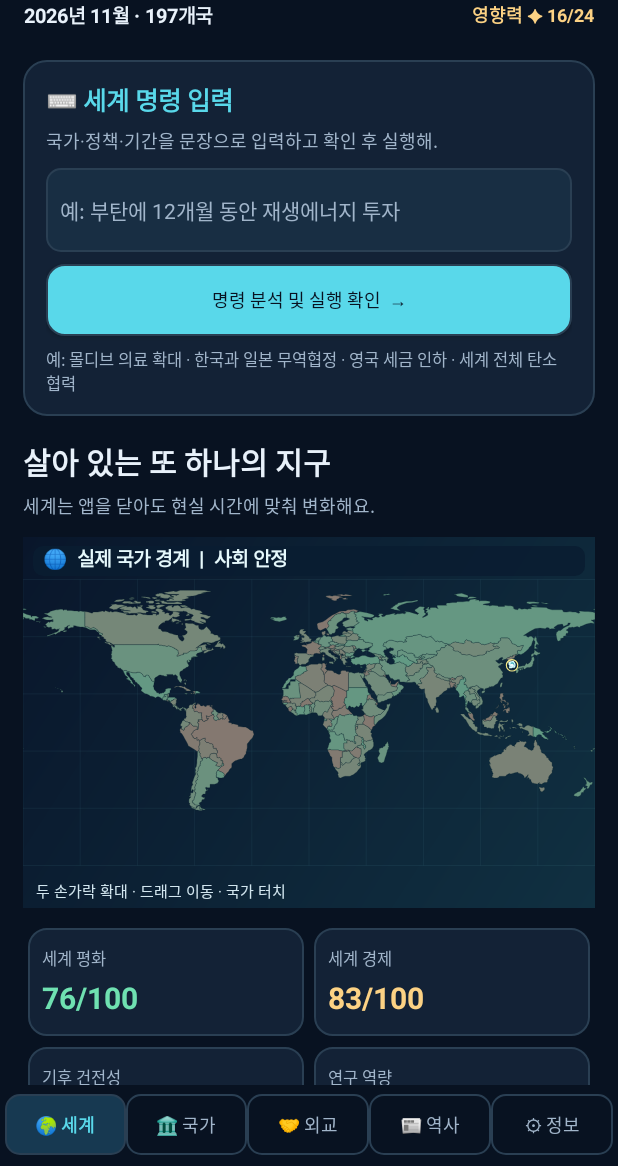
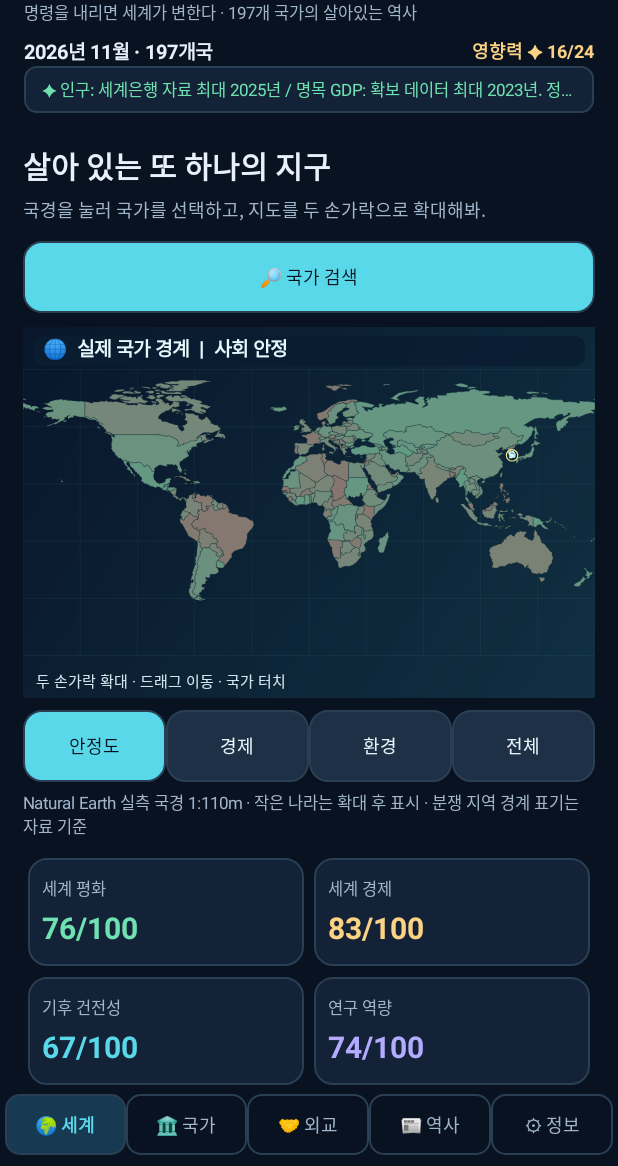
Before and after one commit to ddogy1212/myworld, an Android app: the screen it shows after launch (MainActivity), on a phone screen of 412 x 824 dp, the part 70-1236 px from its top. Run offline under Robolectric (Android 15) with nearby library versions, the phone set to English and light mode, and no system bars; 3 statements that could not run were skipped.

Commit message:
Game-like dashboard: world map first, country search, map filters, live ticker, visible latest impacts and discoverable guidance

```diff
--- a/app/src/main/java/com/myworld/sim/MainActivity.java
+++ b/app/src/main/java/com/myworld/sim/MainActivity.java
@@ -63,6 +63,9 @@ public final class MainActivity extends Activity {
         getWindow().setNavigationBarColor(BG);
         WorldJob.schedule(this);
         render();
+        if(!getSharedPreferences("myworld_ui",MODE_PRIVATE).getBoolean("tutorial_seen",false)){
+            new Handler().postDelayed(this::showFirstLaunch,300);
+        }
     }
     @Override protected void onResume(){
         super.onResume();
@@ -135,19 +138,28 @@ public final class MainActivity extends Activity {
         LinearLayout header=vertical();
         header.setPadding(d(16),d(14),d(16),d(12));
         header.addView(label("MYWORLD  🌍",24,CYAN,true));
+        header.addView(label("명령을 내리면 세계가 변한다 · 197개 국가의 살아있는 역사",11,DIM,false));
+        gap(header,7);
         LinearLayout line=horizontal();
         TextView clock=label(world.date()+" · "+world.nations.size()+"개국",13,LIGHT,true);
         line.addView(clock,new LinearLayout.LayoutParams(0,-2,1));
         TextView point=label("영향력 ✦ "+world.influence+"/24",12,YELLOW,true);
         line.addView(point);header.addView(line);
+        if(!world.events.isEmpty()){
+            String latest=world.events.get(0).text;
+            TextView ticker=label("✦ "+(latest.length()>65?latest.substring(0,65)+"…":latest),11,GREEN,false);
+            ticker.setSingleLine(true);
+            ticker.setEllipsize(android.text.TextUtils.TruncateAt.END);
+            ticker.setPadding(d(12),d(7),d(12),d(7));
+            ticker.setBackground(shape(CARD,8));
+            header.addView(ticker);
+        }
         root.addView(header);
         ScrollView scroll=new ScrollView(this);
         scroll.setFillViewport(true);
         root.addView(scroll,new LinearLayout.LayoutParams(-1,0,1));
         LinearLayout content=vertical();content.setPadding(d(15),d(8),d(15),d(20));
         scroll.addView(content);
-        commandConsole(content,world);
-        gap(content,15);
         switch(tab){
             case 0:overview(content,world);break;
             case 1:nation(content,world);break;
@@ -197,10 +209,22 @@ public final class MainActivity extends Activity {
         parent.addView(c);gap(parent,7);
     }
     private void overview(LinearLayout c,WorldState w){
-        section(c,"살아 있는 또 하나의 지구","세계는 앱을 닫아도 현실 시간에 맞춰 변화해요.");
+        section(c,"살아 있는 또 하나의 지구","국경을 눌러 국가를 선택하고, 지도를 두 손가락으로 확대해봐.");
+        LinearLayout tools=horizontal();
+        tools.addView(button("🔎 국가 검색",true,()->chooseNationDialog(false)),new LinearLayout.LayoutParams(0,-2,1));
+        tools.addView(button("🎯 목표 보기",false,()->showHowToPlay()),new LinearLayout.LayoutParams(0,-2,1));
+        c.addView(tools);gap(c,9);
         WorldMapView map=new WorldMapView(this,w);
         map.setOnCountryClick(id->{chooseCountry(id);tab=1;render();});
         c.addView(map,new LinearLayout.LayoutParams(-1,-2));
+        gap(c,8);
+        LinearLayout filters=horizontal();
+        filters.addView(button("안정도",true,()->map.setMetricMode(0)),new LinearLayout.LayoutParams(0,-2,1));
+        filters.addView(button("경제",false,()->map.setMetricMode(1)),new LinearLayout.LayoutParams(0,-2,1));
+        filters.addView(button("환경",false,()->map.setMetricMode(2)),new LinearLayout.LayoutParams(0,-2,1));
+        filters.addView(button("전체",false,map::resetZoom),new LinearLayout.LayoutParams(0,-2,1));
+        c.addView(filters);gap(c,5);
+        c.addView(label("Natural Earth 실측 국경 1:110m · 작은 나라는 확대 후 표시 · 분쟁 지역 경계 표기는 자료 기준",11,DIM,false));
         gap(c,13);
         LinearLayout row=horizontal();
         stat(row,"세계 평화",w.peace+"/100",GREEN);
@@ -217,6 +241,10 @@ public final class MainActivity extends Activity {
         report.addView(countdown);gap(report,4);
         report.addView(label("현실 24시간 = 게임 1개월 · 현재 "+w.date(),12,DIM,false));
         gap(c,16);
+        quests(c,w);
+        gap(c,13);
+        commandConsole(c,w);
+        gap(c,17);
 
         section(c,"문명 현황","정책·교류·시민 행동이 서로 영향을 줘요.");
         LinearLayout box=card(c);
@@ -227,6 +255,12 @@ public final class MainActivity extends Activity {
         info(box,"탄소 압력",w.carbon+"/100");
         gap(c,16);
         section(c,"최근 일어난 일","사람과 정부가 스스로 만든 역사");
+        if(!w.lastImpact.isEmpty()){
+            LinearLayout last=card(c);
+            last.addView(label("✨ 네가 바꾼 세계 · "+w.eventDate(w.lastImpactMonth),15,CYAN,true));
+            gap(last,6);last.addView(label(w.lastImpact,12,LIGHT,false));
+            gap(c,10);
+        }
         for(int i=0;i<Math.min(w.events.size(),6);i++)eventLine(c,w,w.events.get(i));
         gap(c,8);
         c.addView(button("모든 사건·연대기 보기  →",false,()->{tab=3;render();}));
@@ -361,7 +395,11 @@ public final class MainActivity extends Activity {
         info(summary,"재정",one(n.treasury)+" 단위");
         info(summary,"지난달 자율 정책",n.lastPolicy<0?"예산 부족으로 미시행":WorldEngine.POLICIES[n.lastPolicy]);
         info(summary,"시민 만족도",n.satisfaction()+"/100");
+        gap(c,12);
+        summary.addView(button("⚡ 정책을 내 문장으로 직접 명령하기",true,()->commandPrompt(n.id)));
         gap(c,16);
+        commandConsole(c,w);
+        gap(c,14);
 
         section(c,"사회·경제 기반","수치는 게임용 지표(0~100)이며 현실 통계가 아니에요.");
         LinearLayout metrics=card(c);
@@ -437,6 +475,8 @@ public final class MainActivity extends Activity {
         info(s,"국제 협력 조약",w.pacts[source.id][target]>0?"체결":"없음");
         info(s,"지역 분쟁",w.conflicts[source.id][target]>0?"진행 중":"없음");
         gap(c,17);
+        commandConsole(c,w);
+        gap(c,13);
         section(c,"국제 행동","경제 협력·문화 교류·평화 중재로 관계를 바꿔요.");
         for(int i=0;i<WorldEngine.DIPLOMACY.length;i++){
             final int action=i;
@@ -515,7 +555,7 @@ public final class MainActivity extends Activity {
         widgets.addView(label("위젯을 터치하면 현재 세계가 열립니다.",12,DIM,false));
         gap(c,18);
         section(c,"주의 사항","실제 역사·현재 국제관계에 대한 예측이 아니에요.");
-        c.addView(label("지도는 게임 전용 도식이고 실제 국경을 정확히 표현하지 않습니다. 국가별 초기 능력치와 경제·사회 반응은 재미를 위한 허구의 변수입니다. 분쟁도 인구·외교·경제 영향 중심으로만 묘사합니다.",13,DIM,false));
+        c.addView(label("지도는 공공영역 Natural Earth 1:110m 국가 경계 데이터입니다. 소국은 경계선이 생략되거나 확대 위치 표시로 나타나며 분쟁 지역은 지도 제작사 분류를 따릅니다. 인구·GDP는 실제 발표연도별 공개자료이지만 사회·정치·외교 수치는 게임 모형입니다.",13,DIM,false));
         gap(c,22);
         c.addView(button("⚠️ 새로운 지구로 초기화",false,()->new AlertDialog.Builder(this)
             .setTitle("정말 새로운 지구를 만들까요?")
```
